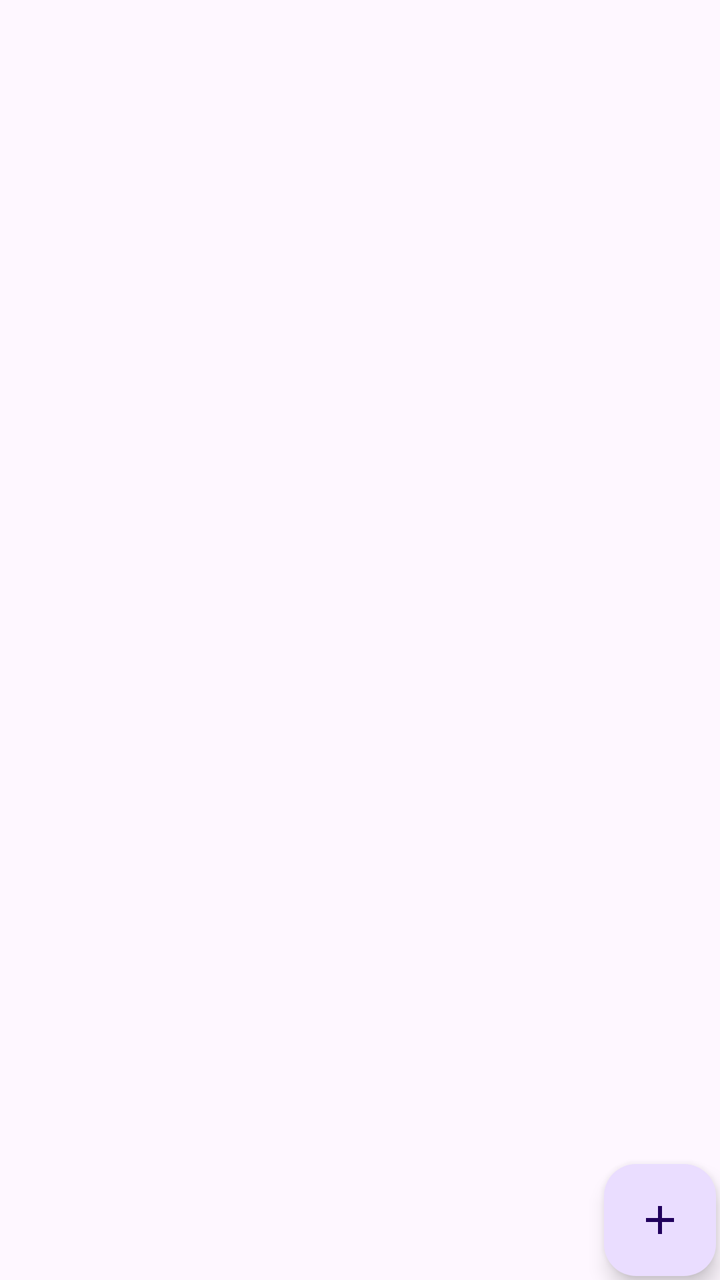
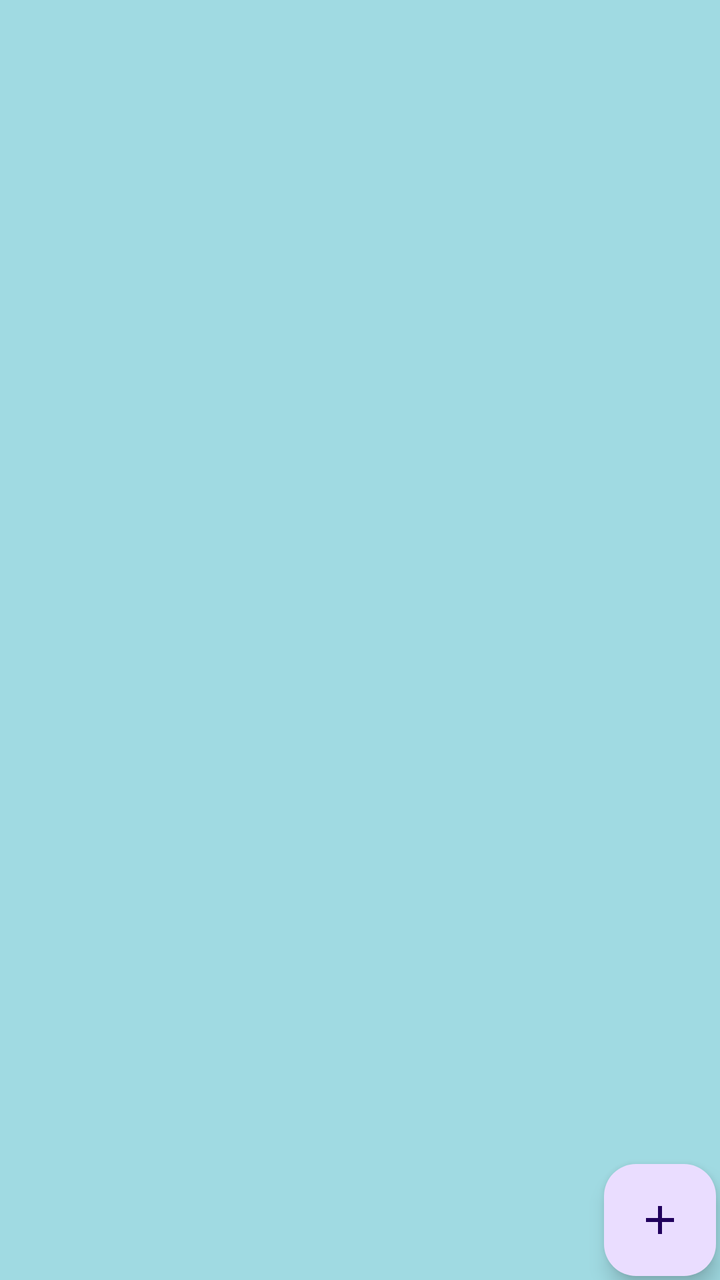

Screens rendered from an Android XML layout before and after an edit, with the pre-edit source and the edit as a unified diff.
<!-- AndroidManifest.xml: application theme Theme.D308VacationPlanner -->
<!-- res/layout/activity_vacation_list.xml -->
<?xml version="1.0" encoding="utf-8"?>
<androidx.constraintlayout.widget.ConstraintLayout xmlns:android="http://schemas.android.com/apk/res/android"
    xmlns:app="http://schemas.android.com/apk/res-auto"
    xmlns:tools="http://schemas.android.com/tools"
    android:id="@+id/main"
    android:layout_width="match_parent"
    android:layout_height="match_parent"
    tools:context=".UI.VacationList">

    <com.google.android.material.floatingactionbutton.FloatingActionButton
        android:id="@+id/floatingActionButton"
        android:layout_width="wrap_content"
        android:layout_height="wrap_content"
        android:layout_margin="2dp"
        android:clickable="true"
        android:contentDescription="@string/plus_sign"
        app:layout_constraintBottom_toBottomOf="parent"
        app:layout_constraintEnd_toEndOf="parent"
        app:srcCompat="@drawable/add_symbol" />

    <androidx.recyclerview.widget.RecyclerView
        android:id="@+id/recyclerView"
        android:layout_width="0dp"
        android:layout_height="0dp"
        app:layout_constraintTop_toTopOf="parent"
        app:layout_constraintBottom_toBottomOf="parent"
        app:layout_constraintLeft_toLeftOf="parent"
        app:layout_constraintRight_toRightOf="parent"/>
</androidx.constraintlayout.widget.ConstraintLayout>
<!-- resources referenced by this layout -->
<resources>
  <!-- drawable add_symbol (drawable) -->
  <vector xmlns:android="http://schemas.android.com/apk/res/android" android:height="24dp" android:tint="#000000" android:viewportHeight="960" android:viewportWidth="960" android:width="24dp">
        
      <path android:fillColor="@android:color/white" android:pathData="M440,520L200,520L200,440L440,440L440,200L520,200L520,440L760,440L760,520L520,520L520,760L440,760L440,520Z"/>
      
  </vector>
  <string name="plus_sign">Plus Sign</string>
  <style name="Theme.D308VacationPlanner" parent="Base.Theme.D308VacationPlanner" />
  <style name="Base.Theme.D308VacationPlanner" parent="Theme.Material3.DayNight">
          
          
      </style>
</resources>

<!-- the commit's change to res/layout/activity_vacation_list.xml (unified diff, before → after) -->
@@ -5,6 +5,7 @@
     android:id="@+id/main"
     android:layout_width="match_parent"
     android:layout_height="match_parent"
+    android:background="#A0DAE2"
     tools:context=".UI.VacationList">
 
     <com.google.android.material.floatingactionbutton.FloatingActionButton
